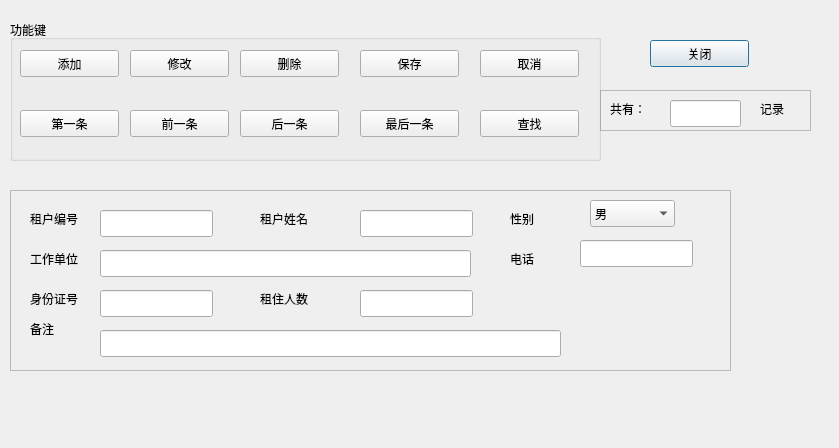
Above: lesseedata.ui from angeiv/house before the change. Below: the same form after it.
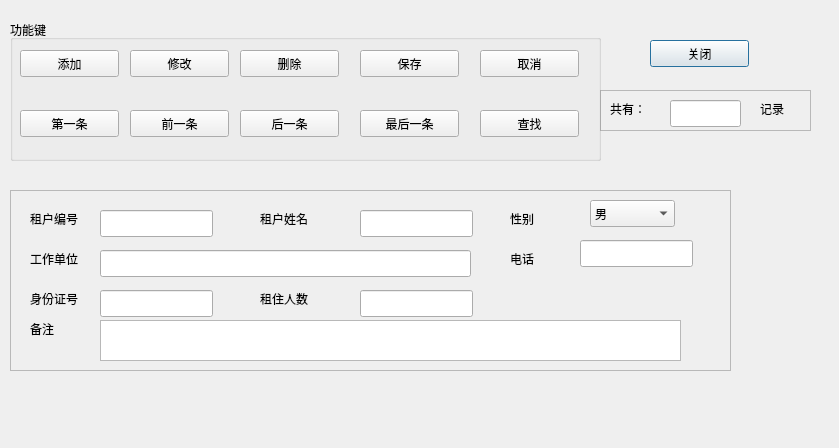
That is the form after the change.

```diff
--- a/lesseedata.ui
+++ b/lesseedata.ui
@@ -318,16 +318,6 @@
      </rect>
     </property>
    </widget>
-   <widget class="QLineEdit" name="lineEdit_Remakr">
-    <property name="geometry">
-     <rect>
-      <x>90</x>
-      <y>140</y>
-      <width>461</width>
-      <height>27</height>
-     </rect>
-    </property>
-   </widget>
    <widget class="QLabel" name="label_7">
     <property name="geometry">
      <rect>
@@ -430,6 +420,16 @@
      </property>
     </item>
    </widget>
+   <widget class="QTextEdit" name="textEdit_Remark">
+    <property name="geometry">
+     <rect>
+      <x>90</x>
+      <y>130</y>
+      <width>581</width>
+      <height>41</height>
+     </rect>
+    </property>
+   </widget>
   </widget>
  </widget>
  <resources/>
```
